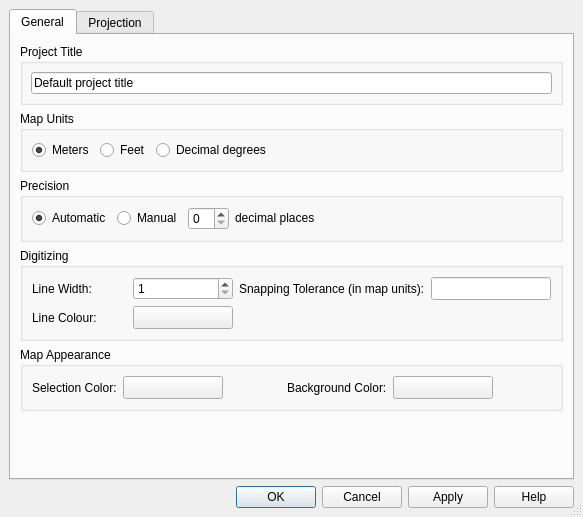
Qt form src/ui/qgsprojectpropertiesbase.ui (gopal-bhatt/PIHMgis) before a commit.
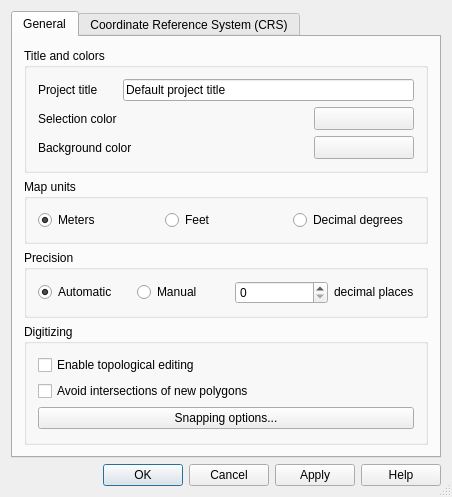
The same form after that commit. Icons and pictures are not drawn. Custom widgets are drawn as their Qt base class.

```diff
--- a/src/ui/qgsprojectpropertiesbase.ui
+++ b/src/ui/qgsprojectpropertiesbase.ui
@@ -5,8 +5,8 @@
    <rect>
     <x>0</x>
     <y>0</y>
-    <width>583</width>
-    <height>517</height>
+    <width>452</width>
+    <height>495</height>
    </rect>
   </property>
   <property name="windowTitle" >
@@ -22,22 +22,6 @@
    <bool>true</bool>
   </property>
   <layout class="QGridLayout" >
-   <property name="margin" >
-    <number>9</number>
-   </property>
-   <property name="spacing" >
-    <number>6</number>
-   </property>
-   <item row="1" column="0" >
-    <widget class="QDialogButtonBox" name="buttonBox" >
-     <property name="orientation" >
-      <enum>Qt::Horizontal</enum>
-     </property>
-     <property name="standardButtons" >
-      <set>QDialogButtonBox::Apply|QDialogButtonBox::Cancel|QDialogButtonBox::Help|QDialogButtonBox::NoButton|QDialogButtonBox::Ok</set>
-     </property>
-    </widget>
-   </item>
    <item row="0" column="0" >
     <widget class="QTabWidget" name="tabWidget" >
      <property name="currentIndex" >
@@ -47,26 +31,21 @@
       <attribute name="title" >
        <string>General</string>
       </attribute>
-      <layout class="QVBoxLayout" >
-       <property name="margin" >
-        <number>9</number>
-       </property>
-       <property name="spacing" >
-        <number>6</number>
-       </property>
-       <item>
+      <layout class="QGridLayout" >
+       <item row="0" column="0" >
         <widget class="QGroupBox" name="titleBox" >
          <property name="title" >
-          <string>Project Title</string>
+          <string>Title and colors</string>
          </property>
          <layout class="QGridLayout" >
-          <property name="margin" >
-           <number>8</number>
-          </property>
-          <property name="spacing" >
-           <number>6</number>
-          </property>
           <item row="0" column="0" >
+           <widget class="QLabel" name="label_2" >
+            <property name="text" >
+             <string>Project title</string>
+            </property>
+           </widget>
+          </item>
+          <item row="0" column="1" colspan="3" >
            <widget class="QLineEdit" name="titleEdit" >
             <property name="toolTip" >
              <string>Descriptive project name</string>
@@ -76,20 +55,101 @@
             </property>
            </widget>
           </item>
+          <item row="1" column="0" >
+           <widget class="QLabel" name="textLabel1" >
+            <property name="text" >
+             <string>Selection color</string>
+            </property>
+            <property name="buddy" >
+             <cstring>pbnSelectionColour</cstring>
+            </property>
+           </widget>
+          </item>
+          <item row="1" column="2" >
+           <spacer>
+            <property name="orientation" >
+             <enum>Qt::Horizontal</enum>
+            </property>
+            <property name="sizeType" >
+             <enum>QSizePolicy::Expanding</enum>
+            </property>
+            <property name="sizeHint" >
+             <size>
+              <width>40</width>
+              <height>20</height>
+             </size>
+            </property>
+           </spacer>
+          </item>
+          <item row="1" column="3" >
+           <widget class="QgsColorButton" name="pbnSelectionColour" >
+            <property name="minimumSize" >
+             <size>
+              <width>100</width>
+              <height>0</height>
+             </size>
+            </property>
+            <property name="text" >
+             <string/>
+            </property>
+           </widget>
+          </item>
+          <item row="2" column="0" colspan="2" >
+           <widget class="QLabel" name="label" >
+            <property name="text" >
+             <string>Background color</string>
+            </property>
+            <property name="buddy" >
+             <cstring>pbnCanvasColor</cstring>
+            </property>
+           </widget>
+          </item>
+          <item row="2" column="2" >
+           <spacer>
+            <property name="orientation" >
+             <enum>Qt::Horizontal</enum>
+            </property>
+            <property name="sizeHint" >
+             <size>
+              <width>40</width>
+              <height>20</height>
+             </size>
+            </property>
+           </spacer>
+          </item>
+          <item row="2" column="3" >
+           <widget class="QgsColorButton" name="pbnCanvasColor" >
+            <property name="minimumSize" >
+             <size>
+              <width>100</width>
+              <height>0</height>
+             </size>
+            </property>
+            <property name="text" >
+             <string/>
+            </property>
+           </widget>
+          </item>
          </layout>
         </widget>
        </item>
-       <item>
+       <item row="1" column="0" >
         <widget class="QGroupBox" name="btnGrpMapUnits" >
          <property name="title" >
-          <string>Map Units</string>
+          <string>Map units</string>
          </property>
          <layout class="QHBoxLayout" >
-          <property name="margin" >
-           <number>9</number>
+          <property name="leftMargin" >
+           <number>11</number>
           </property>
-          <property name="spacing" >
-           <number>6</number>
+          <property name="topMargin" >
+           <number>11</number>
+          </property>
+          <property name="rightMargin" >
+           <number>11</number>
+          </property>
+          <property name="bottomMargin" >
+           <number>11</number>
           </property>
           <item>
            <widget class="QRadioButton" name="radMeters" >
@@ -115,35 +175,16 @@
             </property>
            </widget>
           </item>
-          <item>
-           <spacer>
-            <property name="orientation" >
-             <enum>Qt::Horizontal</enum>
-            </property>
-            <property name="sizeHint" >
-             <size>
-              <width>40</width>
-              <height>20</height>
-             </size>
-            </property>
-           </spacer>
-          </item>
          </layout>
         </widget>
        </item>
-       <item>
+       <item row="2" column="0" >
         <widget class="QGroupBox" name="btnGrpPrecision" >
          <property name="title" >
           <string>Precision</string>
          </property>
-         <layout class="QHBoxLayout" >
-          <property name="margin" >
-           <number>9</number>
-          </property>
-          <property name="spacing" >
-           <number>6</number>
-          </property>
-          <item>
+         <layout class="QGridLayout" >
+          <item row="0" column="0" >
            <widget class="QRadioButton" name="radAutomatic" >
             <property name="toolTip" >
              <string>Automatically sets the number of decimal places in the mouse position display</string>
@@ -159,7 +200,7 @@
             </property>
            </widget>
           </item>
-          <item>
+          <item row="0" column="1" >
            <widget class="QRadioButton" name="radManual" >
             <property name="toolTip" >
              <string>Sets the number of decimal places to use for the mouse position display</string>
@@ -172,7 +213,7 @@
             </property>
            </widget>
           </item>
-          <item>
+          <item row="0" column="2" >
            <widget class="QSpinBox" name="spinBoxDP" >
             <property name="toolTip" >
              <string>The number of decimal places for the manual option</string>
@@ -182,12 +223,10 @@
             </property>
            </widget>
           </item>
-          <item>
+          <item row="0" column="3" >
            <widget class="QLabel" name="textLabel3" >
             <property name="sizePolicy" >
-             <sizepolicy>
-              <hsizetype>1</hsizetype>
-              <vsizetype>0</vsizetype>
+             <sizepolicy vsizetype="Fixed" hsizetype="Fixed" >
               <horstretch>0</horstretch>
               <verstretch>0</verstretch>
              </sizepolicy>
@@ -197,223 +236,68 @@
             </property>
            </widget>
           </item>
-          <item>
-           <spacer>
-            <property name="orientation" >
-             <enum>Qt::Horizontal</enum>
-            </property>
-            <property name="sizeHint" >
-             <size>
-              <width>40</width>
-              <height>20</height>
-             </size>
-            </property>
-           </spacer>
-          </item>
          </layout>
         </widget>
        </item>
-       <item>
+       <item row="3" column="0" >
         <widget class="QGroupBox" name="grpDigitizing" >
+         <property name="sizePolicy" >
+          <sizepolicy vsizetype="Expanding" hsizetype="Preferred" >
+           <horstretch>0</horstretch>
+           <verstretch>0</verstretch>
+          </sizepolicy>
+         </property>
          <property name="title" >
           <string>Digitizing</string>
          </property>
          <layout class="QGridLayout" >
-          <property name="margin" >
-           <number>9</number>
-          </property>
-          <property name="spacing" >
-           <number>6</number>
-          </property>
           <item row="0" column="0" >
-           <widget class="QLabel" name="textLabel1_2_2" >
+           <widget class="QCheckBox" name="mEnableTopologicalEditingCheckBox" >
             <property name="text" >
-             <string>Line Width:</string>
-            </property>
-            <property name="buddy" >
-             <cstring>spinDigitisedLineWidth</cstring>
-            </property>
-           </widget>
-          </item>
-          <item row="0" column="1" >
-           <widget class="QSpinBox" name="spinDigitisedLineWidth" >
-            <property name="toolTip" >
-             <string>Line width in pixels</string>
-            </property>
-            <property name="minimum" >
-             <number>1</number>
-            </property>
-           </widget>
-          </item>
-          <item row="1" column="1" >
-           <widget class="QgsColorButton" name="pbnDigitisedLineColour" >
-            <property name="minimumSize" >
-             <size>
-              <width>100</width>
-              <height>0</height>
-             </size>
-            </property>
-            <property name="text" >
-             <string/>
-            </property>
-           </widget>
-          </item>
-          <item row="0" column="2" >
-           <widget class="QLabel" name="textLabel1_2_2_2" >
-            <property name="text" >
-             <string>Snapping Tolerance (in map units):</string>
-            </property>
-            <property name="buddy" >
-             <cstring>leSnappingTolerance</cstring>
-            </property>
-           </widget>
-          </item>
-          <item row="0" column="3" >
-           <widget class="QLineEdit" name="leSnappingTolerance" >
-            <property name="maximumSize" >
-             <size>
-              <width>120</width>
-              <height>32767</height>
-             </size>
-            </property>
-            <property name="toolTip" >
-             <string>Snapping tolerance in map units</string>
+             <string>Enable topological editing</string>
             </property>
            </widget>
           </item>
           <item row="1" column="0" >
-           <widget class="QLabel" name="textLabel1_2" >
+           <widget class="QCheckBox" name="mAvoidIntersectionsCheckBox" >
             <property name="text" >
-             <string>Line Colour:</string>
+             <string>Avoid intersections of new polygons</string>
             </property>
-            <property name="buddy" >
-             <cstring>pbnDigitisedLineColour</cstring>
-            </property>
            </widget>
           </item>
-         </layout>
-        </widget>
-       </item>
-       <item>
-        <widget class="QGroupBox" name="groupBox" >
-         <property name="title" >
-          <string>Map Appearance</string>
-         </property>
-         <layout class="QHBoxLayout" >
-          <property name="margin" >
-           <number>9</number>
-          </property>
-          <property name="spacing" >
-           <number>6</number>
-          </property>
-          <item>
-           <widget class="QLabel" name="textLabel1" >
+          <item row="2" column="0" >
+           <widget class="QPushButton" name="mSnappingOptionsPushButton" >
             <property name="text" >
-             <string>Selection Color:</string>
+             <string>Snapping options...</string>
             </property>
-            <property name="buddy" >
-             <cstring>pbnSelectionColour</cstring>
-            </property>
            </widget>
           </item>
-          <item>
-           <widget class="QgsColorButton" name="pbnSelectionColour" >
-            <property name="minimumSize" >
-             <size>
-              <width>100</width>
-              <height>0</height>
-             </size>
-            </property>
-            <property name="text" >
-             <string/>
-            </property>
-           </widget>
-          </item>
-          <item>
-           <spacer>
-            <property name="orientation" >
-             <enum>Qt::Horizontal</enum>
-            </property>
-            <property name="sizeType" >
-             <enum>QSizePolicy::Expanding</enum>
-            </property>
-            <property name="sizeHint" >
-             <size>
-              <width>40</width>
-              <height>20</height>
-             </size>
-            </property>
-           </spacer>
-          </item>
-          <item>
-           <widget class="QLabel" name="label" >
-            <property name="text" >
-             <string>Background Color:</string>
-            </property>
-            <property name="buddy" >
-             <cstring>pbnCanvasColor</cstring>
-            </property>
-           </widget>
-          </item>
-          <item>
-           <widget class="QgsColorButton" name="pbnCanvasColor" >
-            <property name="minimumSize" >
-             <size>
-              <width>100</width>
-              <height>0</height>
-             </size>
-            </property>
-            <property name="text" >
-             <string/>
-            </property>
-           </widget>
-          </item>
-          <item>
-           <spacer>
-            <property name="orientation" >
-             <enum>Qt::Horizontal</enum>
-            </property>
-            <property name="sizeHint" >
-             <size>
-              <width>40</width>
-              <height>20</height>
-             </size>
-            </property>
-           </spacer>
-          </item>
          </layout>
         </widget>
        </item>
-       <item>
-        <spacer>
-         <property name="orientation" >
-          <enum>Qt::Vertical</enum>
-         </property>
-         <property name="sizeHint" >
-          <size>
-           <width>31</width>
-           <height>21</height>
-          </size>
-         </property>
-        </spacer>
-       </item>
       </layout>
      </widget>
      <widget class="QWidget" name="tab2" >
       <attribute name="title" >
-       <string>Projection</string>
+       <string>Coordinate Reference System (CRS)</string>
       </attribute>
       <layout class="QGridLayout" >
-       <property name="margin" >
-        <number>9</number>
+       <property name="leftMargin" >
+        <number>3</number>
        </property>
-       <property name="spacing" >
-        <number>6</number>
+       <property name="topMargin" >
+        <number>11</number>
+       </property>
+       <property name="rightMargin" >
+        <number>3</number>
+       </property>
+       <property name="bottomMargin" >
+        <number>11</number>
        </property>
        <item row="0" column="0" >
         <widget class="QCheckBox" name="cbxProjectionEnabled" >
          <property name="text" >
-          <string>Enable on the fly projection</string>
+          <string>Enable 'on the fly' CRS transformation</string>
          </property>
         </widget>
        </item>
@@ -424,6 +308,16 @@
      </widget>
     </widget>
    </item>
+   <item row="1" column="0" >
+    <widget class="QDialogButtonBox" name="buttonBox" >
+     <property name="orientation" >
+      <enum>Qt::Horizontal</enum>
+     </property>
+     <property name="standardButtons" >
+      <set>QDialogButtonBox::Apply|QDialogButtonBox::Cancel|QDialogButtonBox::Help|QDialogButtonBox::NoButton|QDialogButtonBox::Ok</set>
+     </property>
+    </widget>
+   </item>
   </layout>
  </widget>
  <layoutdefault spacing="6" margin="11" />
```
Left out of the diff: 80 changed lines with no effect on the pictures.
